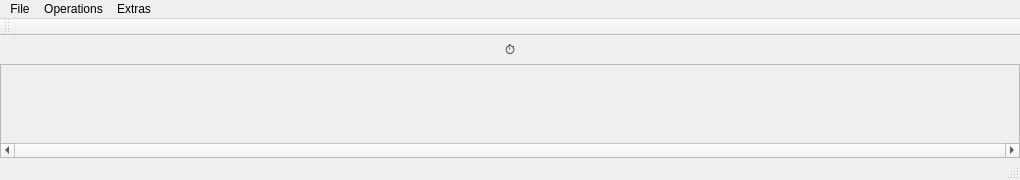
First picture: the form in KomischesCAIPProjekt/KomischesCAIPProjekt.ui, repository Kixel/KomischesCAIPProjekt, before the edit.
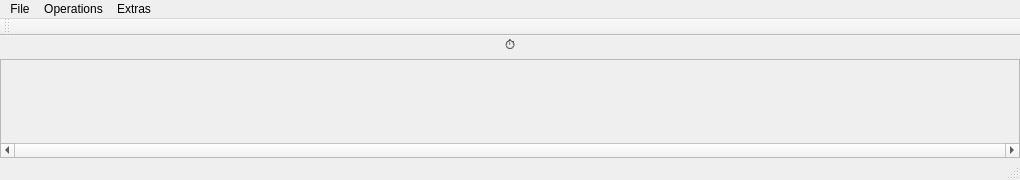
Second picture: the form after the edit.

The edit to the form file:
```diff
--- a/KomischesCAIPProjekt/KomischesCAIPProjekt.ui
+++ b/KomischesCAIPProjekt/KomischesCAIPProjekt.ui
@@ -19,7 +19,7 @@
      <number>0</number>
     </property>
     <property name="topMargin">
-     <number>5</number>
+     <number>0</number>
     </property>
     <property name="rightMargin">
      <number>0</number>
```
Left out of the diff: 10 changed lines with no effect on the pictures.
